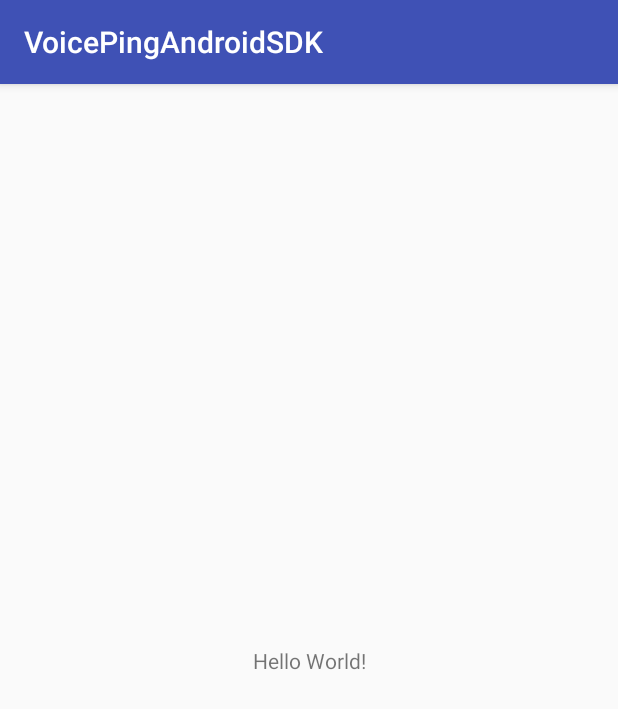
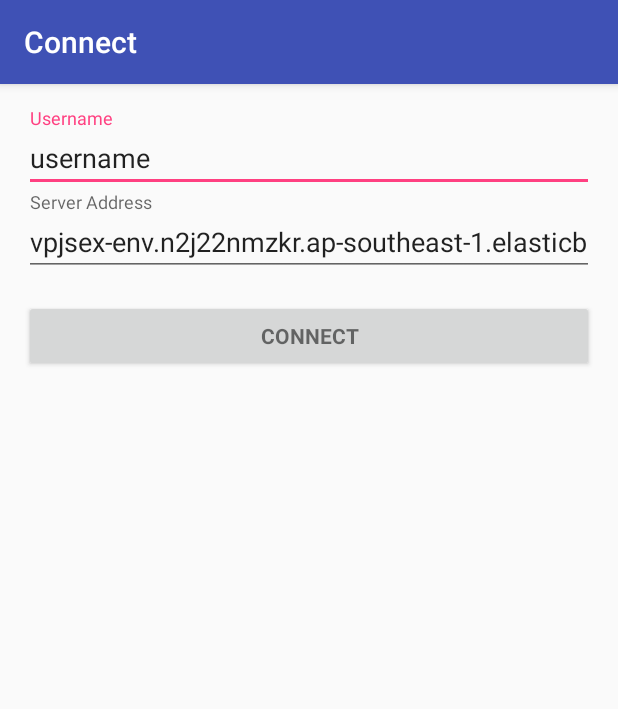
Before and after one commit to SmartWalkieOrg/VoicePing-Walkie-Talkie-AndroidSDK, an Android app: the screen it shows after launch (MainActivity before the commit, LoginActivity after it), on a phone screen of 412 x 824 dp. Shown: the top 709 px of the screen. Run offline under Robolectric (Android 15) with nearby library versions, the phone set to English and light mode, and no system bars.

Commit message:
LoginActivity & MainActivity scaffold

```diff
--- a/app/build.gradle
+++ b/app/build.gradle
@@ -30,7 +30,8 @@ dependencies {
     })
     compile 'com.android.support:appcompat-v7:25.3.1'
     compile 'com.android.support.constraint:constraint-layout:1.0.2'
-    testCompile 'junit:junit:4.12'
     compile 'org.msgpack:msgpack-core:0.8.13'
     compile 'org.java-websocket:Java-WebSocket:1.3.4'
+    compile 'com.android.support:design:25.3.1'
+    testCompile 'junit:junit:4.12'
 }
--- /dev/null
+++ b/app/src/main/res/layout/activity_login.xml
@@ -0,0 +1,77 @@
+<LinearLayout xmlns:android="http://schemas.android.com/apk/res/android"
+    xmlns:tools="http://schemas.android.com/tools"
+    android:layout_width="match_parent"
+    android:layout_height="match_parent"
+    android:gravity="center_horizontal"
+    android:orientation="vertical"
+    android:paddingBottom="@dimen/activity_vertical_margin"
+    android:paddingLeft="@dimen/activity_horizontal_margin"
+    android:paddingRight="@dimen/activity_horizontal_margin"
+    android:paddingTop="@dimen/activity_vertical_margin"
+    tools:context="com.smartwalkie.voiceping.LoginActivity">
+
+    <!-- Login progress -->
+    <ProgressBar
+        android:id="@+id/connect_progress"
+        style="?android:attr/progressBarStyleLarge"
+        android:layout_width="wrap_content"
+        android:layout_height="wrap_content"
+        android:layout_marginBottom="8dp"
+        android:visibility="gone" />
+
+    <ScrollView
+        android:id="@+id/connect_form"
+        android:layout_width="match_parent"
+        android:layout_height="match_parent">
+
+        <LinearLayout
+            android:id="@+id/email_login_form"
+            android:layout_width="match_parent"
+            android:layout_height="wrap_content"
+            android:orientation="vertical">
+
+            <android.support.design.widget.TextInputLayout
+                android:layout_width="match_parent"
+                android:layout_height="wrap_content">
+
+                <AutoCompleteTextView
+                    android:id="@+id/username_text"
+                    android:layout_width="match_parent"
+                    android:layout_height="wrap_content"
+                    android:hint="@string/prompt_username"
+                    android:text="username"
+                    android:maxLines="1"
+                    android:singleLine="true" />
+
+            </android.support.design.widget.TextInputLayout>
+
+            <android.support.design.widget.TextInputLayout
+                android:layout_width="match_parent"
+                android:layout_height="wrap_content">
+
+                <EditText
+                    android:id="@+id/server_address_text"
+                    android:layout_width="match_parent"
+                    android:layout_height="wrap_content"
+                    android:hint="@string/prompt_server_address"
+                    android:text="vpjsex-env.n2j22nmzkr.ap-southeast-1.elasticbeanstalk.com"
+                    android:imeActionId="@+id/connect"
+                    android:imeActionLabel="@string/action_connect"
+                    android:imeOptions="actionUnspecified"
+                    android:maxLines="1"
+                    android:singleLine="true" />
+
+            </android.support.design.widget.TextInputLayout>
+
+            <Button
+                android:id="@+id/connect_button"
+                style="?android:textAppearanceSmall"
+                android:layout_width="match_parent"
+                android:layout_height="wrap_content"
+                android:layout_marginTop="16dp"
+                android:text="@string/action_connect"
+                android:textStyle="bold" />
+
+        </LinearLayout>
+    </ScrollView>
+</LinearLayout>
--- a/app/src/main/res/layout/activity_main.xml
+++ b/app/src/main/res/layout/activity_main.xml
@@ -6,10 +6,13 @@
     android:layout_height="match_parent"
     tools:context="com.smartwalkie.voiceping.MainActivity">
 
-    <TextView
+    <Button
+        android:id="@+id/talk_button"
         android:layout_width="wrap_content"
         android:layout_height="wrap_content"
-        android:text="Hello World!"
+        android:text="Talk!"
+        android:textStyle="bold"
+        style="?android:textAppearanceSmall"
         app:layout_constraintBottom_toBottomOf="parent"
         app:layout_constraintLeft_toLeftOf="parent"
         app:layout_constraintRight_toRightOf="parent"
--- /dev/null
+++ b/app/src/main/res/values/dimens.xml
@@ -0,0 +1,5 @@
+<resources>
+    <!-- Default screen margins, per the Android Design guidelines. -->
+    <dimen name="activity_horizontal_margin">16dp</dimen>
+    <dimen name="activity_vertical_margin">16dp</dimen>
+</resources>
--- a/app/src/main/res/values/strings.xml
+++ b/app/src/main/res/values/strings.xml
@@ -1,3 +1,13 @@
 <resources>
-    <string name="app_name">VoicePingAndroidSDK</string>
+    <string name="app_name">VoicePing Android SDK</string>
+    <string name="title_activity_login">Connect</string>
+    <string name="title_activity_main">VoicePing</string>
+
+    <!-- Strings related to connect functionality -->
+    <string name="prompt_username">Username</string>
+    <string name="prompt_server_address">Server Address</string>
+    <string name="action_connect">Connect</string>
+    <string name="error_invalid_username">This username is invalid</string>
+    <string name="error_invalid_server_address">This server address is invalid</string>
+    <string name="error_field_required">This field is required</string>
 </resources>
```
Also changed, not shown: app/src/main/AndroidManifest.xml (+11 -2 lines), app/src/main/java/com/smartwalkie/voiceping/LoginActivity.java (added, +195 -0 lines), app/src/main/java/com/smartwalkie/voiceping/MainActivity.java (+19 -0 lines), app/src/main/java/com/smartwalkie/voiceping/MainService.java (added, +30 -0 lines).
